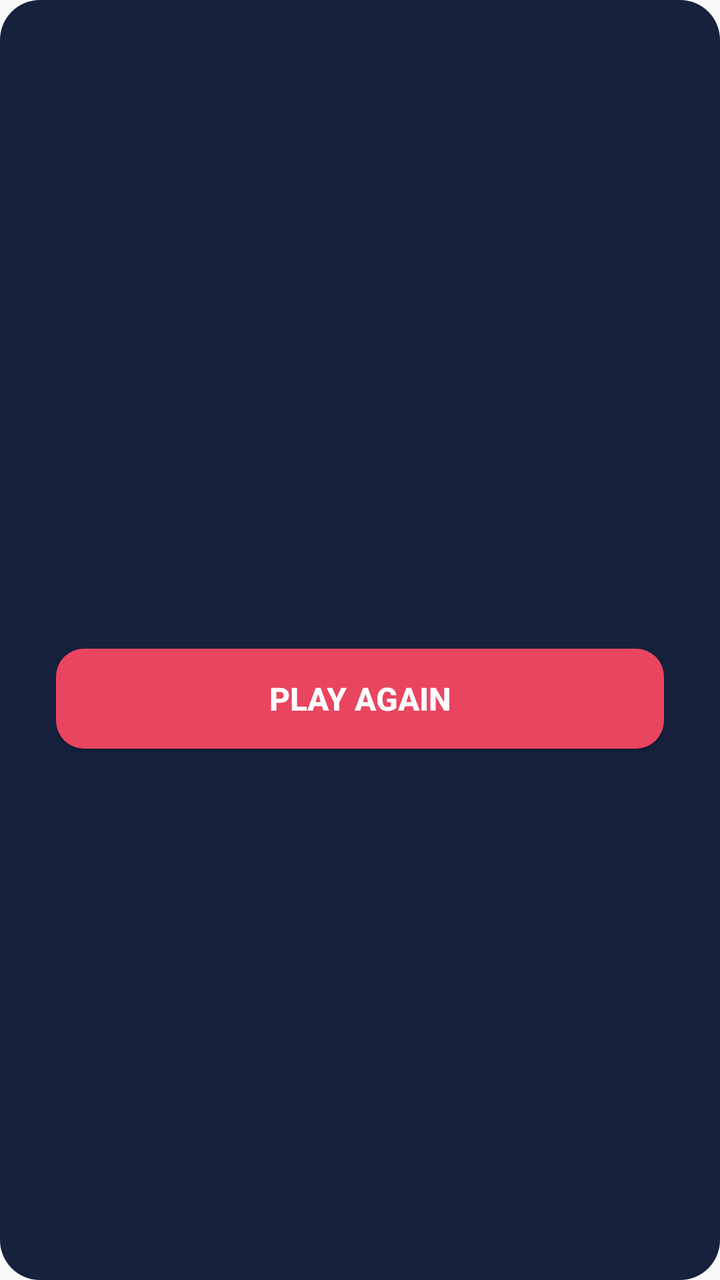
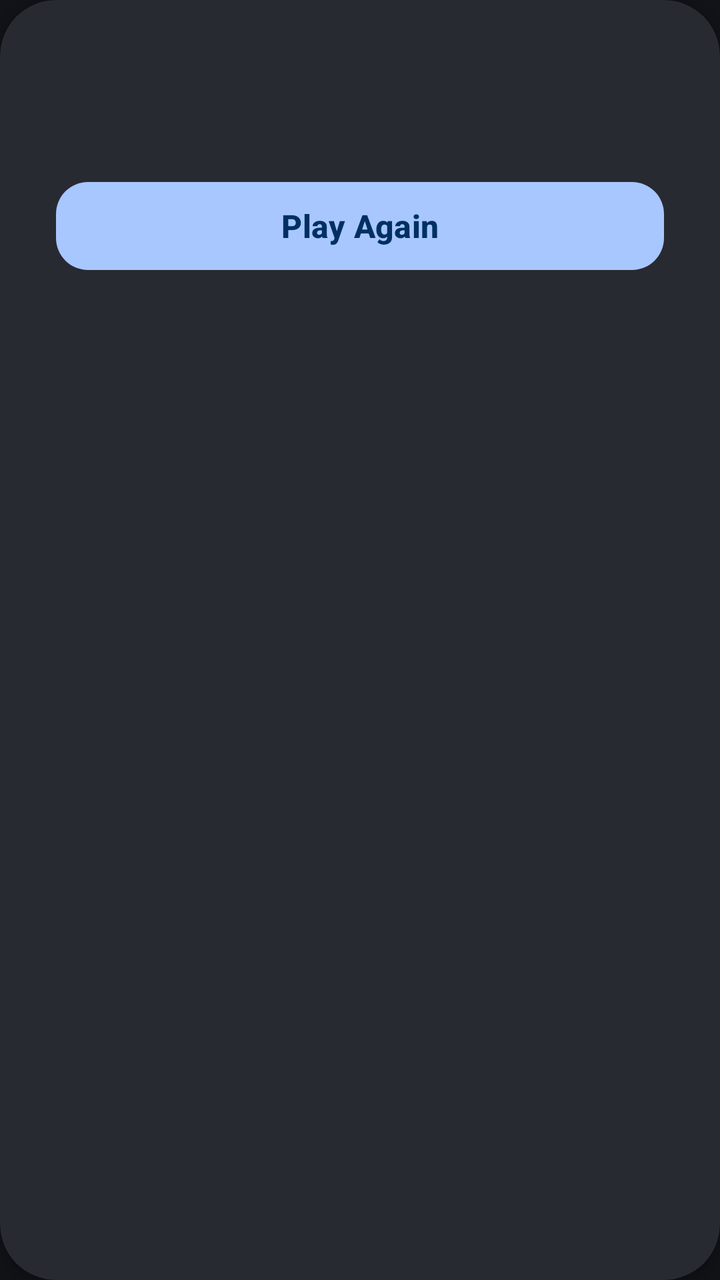

Screens rendered from an Android XML layout before and after an edit, with the pre-edit source and the edit as a unified diff.
<!-- AndroidManifest.xml: application theme AppTheme -->
<!-- res/layout/dialog_winner.xml -->
<?xml version="1.0" encoding="utf-8"?>
<LinearLayout xmlns:android="http://schemas.android.com/apk/res/android"
    android:layout_width="match_parent"
    android:layout_height="wrap_content"
    android:background="@drawable/bg_card"
    android:orientation="vertical"
    android:padding="28dp"
    android:gravity="center">

    <TextView
        android:id="@+id/winnerMessage"
        android:layout_width="wrap_content"
        android:layout_height="wrap_content"
        android:layout_gravity="center"
        android:paddingBottom="24dp"
        android:textColor="@color/white"
        android:textSize="26sp"
        android:textStyle="bold"
        android:gravity="center" />

    <Button
        android:id="@+id/resetButton"
        android:layout_width="match_parent"
        android:layout_height="50dp"
        android:layout_gravity="center"
        android:background="@drawable/bg_button_accent"
        android:text="Play Again"
        android:textColor="@color/white"
        android:textSize="16sp"
        android:textStyle="bold" />
</LinearLayout>
<!-- resources referenced by this layout -->
<resources>
  <color name="white">#FFFFFFFF</color>
  <!-- drawable bg_button_accent (drawable) -->
  <?xml version="1.0" encoding="utf-8"?>
  <shape xmlns:android="http://schemas.android.com/apk/res/android"
      android:shape="rectangle">
      <solid android:color="@color/accent_color" />
      <corners android:radius="14dp" />
  </shape>
  <!-- drawable bg_card (drawable) -->
  <?xml version="1.0" encoding="utf-8"?>
  <shape xmlns:android="http://schemas.android.com/apk/res/android"
      android:shape="rectangle">
      <solid android:color="@color/card_background" />
      <corners android:radius="20dp" />
  </shape>
  <style name="AppTheme" parent="Theme.AppCompat.DayNight.NoActionBar">
          
      </style>
  <color name="accent_color">#E94560</color>
  <color name="card_background">#16213E</color>
</resources>

<!-- the commit's change to res/layout/dialog_winner.xml (unified diff, before → after) -->
@@ -1,31 +1,40 @@
 <?xml version="1.0" encoding="utf-8"?>
-<LinearLayout xmlns:android="http://schemas.android.com/apk/res/android"
+<com.google.android.material.card.MaterialCardView xmlns:android="http://schemas.android.com/apk/res/android"
+    xmlns:app="http://schemas.android.com/apk/res-auto"
     android:layout_width="match_parent"
     android:layout_height="wrap_content"
-    android:background="@drawable/bg_card"
-    android:orientation="vertical"
-    android:padding="28dp"
-    android:gravity="center">
+    app:cardCornerRadius="28dp"
+    app:cardElevation="6dp"
+    app:cardBackgroundColor="?attr/colorSurfaceContainerHigh"
+    app:strokeWidth="0dp">
 
-    <TextView
-        android:id="@+id/winnerMessage"
-        android:layout_width="wrap_content"
+    <LinearLayout
+        android:layout_width="match_parent"
         android:layout_height="wrap_content"
-        android:layout_gravity="center"
-        android:paddingBottom="24dp"
-        android:textColor="@color/white"
-        android:textSize="26sp"
-        android:textStyle="bold"
-        android:gravity="center" />
+        android:orientation="vertical"
+        android:padding="28dp"
+        android:gravity="center">
 
-    <Button
-        android:id="@+id/resetButton"
-        android:layout_width="match_parent"
-        android:layout_height="50dp"
-        android:layout_gravity="center"
-        android:background="@drawable/bg_button_accent"
-        android:text="Play Again"
-        android:textColor="@color/white"
-        android:textSize="16sp"
-        android:textStyle="bold" />
-</LinearLayout>
+        <TextView
+            android:id="@+id/winnerMessage"
+            android:layout_width="wrap_content"
+            android:layout_height="wrap_content"
+            android:layout_gravity="center"
+            android:paddingBottom="24dp"
+            android:textColor="?attr/colorOnSurface"
+            android:textSize="26sp"
+            android:textStyle="bold"
+            android:gravity="center" />
+
+        <com.google.android.material.button.MaterialButton
+            android:id="@+id/resetButton"
+            android:layout_width="match_parent"
+            android:layout_height="52dp"
+            android:layout_gravity="center"
+            style="@style/Widget.Material3.Button"
+            android:text="Play Again"
+            android:textSize="16sp"
+            android:textStyle="bold"
+            app:cornerRadius="16dp" />
+    </LinearLayout>
+</com.google.android.material.card.MaterialCardView>
<!-- resource entries referenced after the edit -->
@@ -1,24 +1,51 @@
 <!-- resources referenced by this layout -->
 <resources>
-  <color name="white">#FFFFFFFF</color>
-  <!-- drawable bg_button_accent (drawable) -->
-  <?xml version="1.0" encoding="utf-8"?>
-  <shape xmlns:android="http://schemas.android.com/apk/res/android"
-      android:shape="rectangle">
-      <solid android:color="@color/accent_color" />
-      <corners android:radius="14dp" />
-  </shape>
-  <!-- drawable bg_card (drawable) -->
-  <?xml version="1.0" encoding="utf-8"?>
-  <shape xmlns:android="http://schemas.android.com/apk/res/android"
-      android:shape="rectangle">
-      <solid android:color="@color/card_background" />
-      <corners android:radius="20dp" />
-  </shape>
-  <style name="AppTheme" parent="Theme.AppCompat.DayNight.NoActionBar">
+  <style name="AppTheme" parent="Theme.Material3.DayNight.NoActionBar">
           
+          <item name="colorPrimary">@color/md_theme_primary</item>
+          <item name="colorOnPrimary">@color/md_theme_onPrimary</item>
+          <item name="colorPrimaryContainer">@color/md_theme_primaryContainer</item>
+          <item name="colorOnPrimaryContainer">@color/md_theme_onPrimaryContainer</item>
+  
+          
+          <item name="colorSecondary">@color/md_theme_secondary</item>
+          <item name="colorOnSecondary">@color/md_theme_onSecondary</item>
+          <item name="colorSecondaryContainer">@color/md_theme_secondaryContainer</item>
+          <item name="colorOnSecondaryContainer">@color/md_theme_onSecondaryContainer</item>
+  
+          
+          <item name="colorTertiary">@color/md_theme_tertiary</item>
+          <item name="colorOnTertiary">@color/md_theme_onTertiary</item>
+  
+          
+          <item name="android:colorBackground">@color/md_theme_background</item>
+          <item name="colorOnBackground">@color/md_theme_onBackground</item>
+          <item name="colorSurface">@color/md_theme_surface</item>
+          <item name="colorOnSurface">@color/md_theme_onSurface</item>
+          <item name="colorSurfaceContainer">@color/md_theme_surfaceContainer</item>
+          <item name="colorSurfaceContainerHigh">@color/md_theme_surfaceContainerHigh</item>
+          <item name="colorSurfaceContainerHighest">@color/md_theme_surfaceContainerHighest</item>
+          <item name="colorOutline">@color/md_theme_outline</item>
+          <item name="colorOutlineVariant">@color/md_theme_outlineVariant</item>
       </style>
-  <color name="accent_color">#E94560</color>
-  <color name="card_background">#16213E</color>
+  <color name="md_theme_primary">#A8C7FF</color>
+  <color name="md_theme_onPrimary">#003062</color>
+  <color name="md_theme_primaryContainer">#004689</color>
+  <color name="md_theme_onPrimaryContainer">#D6E3FF</color>
+  <color name="md_theme_secondary">#7FCFFF</color>
+  <color name="md_theme_onSecondary">#00344A</color>
+  <color name="md_theme_secondaryContainer">#004C6A</color>
+  <color name="md_theme_onSecondaryContainer">#C2E8FF</color>
+  <color name="md_theme_tertiary">#FFB4AB</color>
+  <color name="md_theme_onTertiary">#690005</color>
+  <color name="md_theme_background">#111318</color>
+  <color name="md_theme_onBackground">#E2E2E9</color>
+  <color name="md_theme_surface">#111318</color>
+  <color name="md_theme_onSurface">#E2E2E9</color>
+  <color name="md_theme_surfaceContainer">#1E2027</color>
+  <color name="md_theme_surfaceContainerHigh">#282A32</color>
+  <color name="md_theme_surfaceContainerHighest">#33353F</color>
+  <color name="md_theme_outline">#8C919D</color>
+  <color name="md_theme_outlineVariant">#43474E</color>
 </resources>
 
